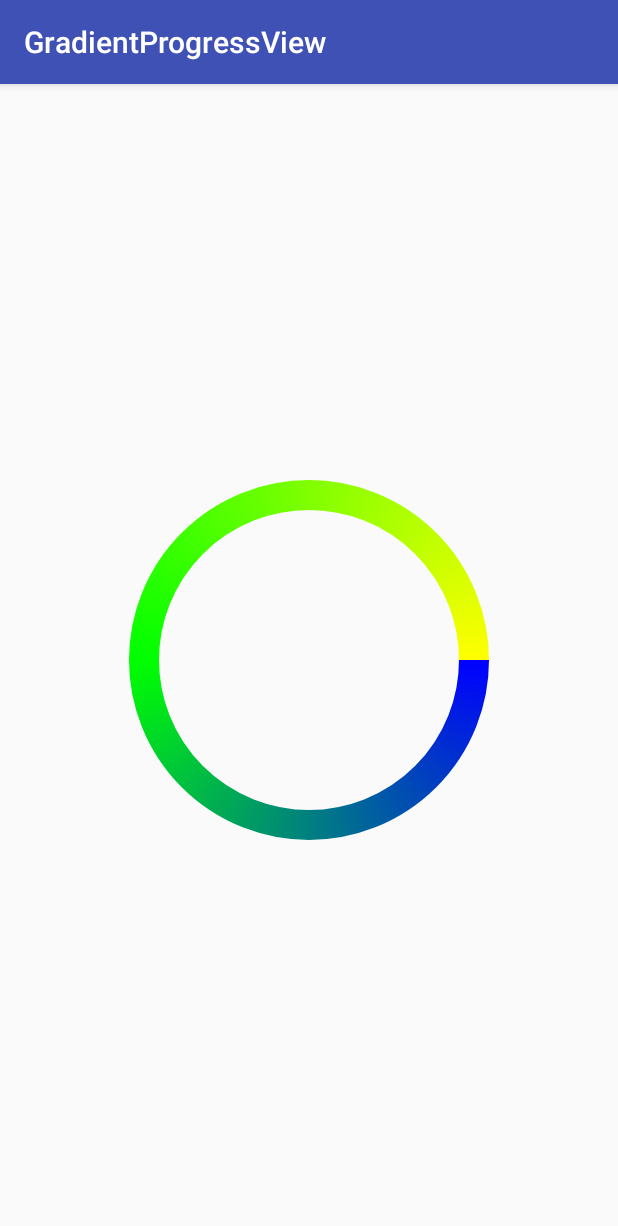
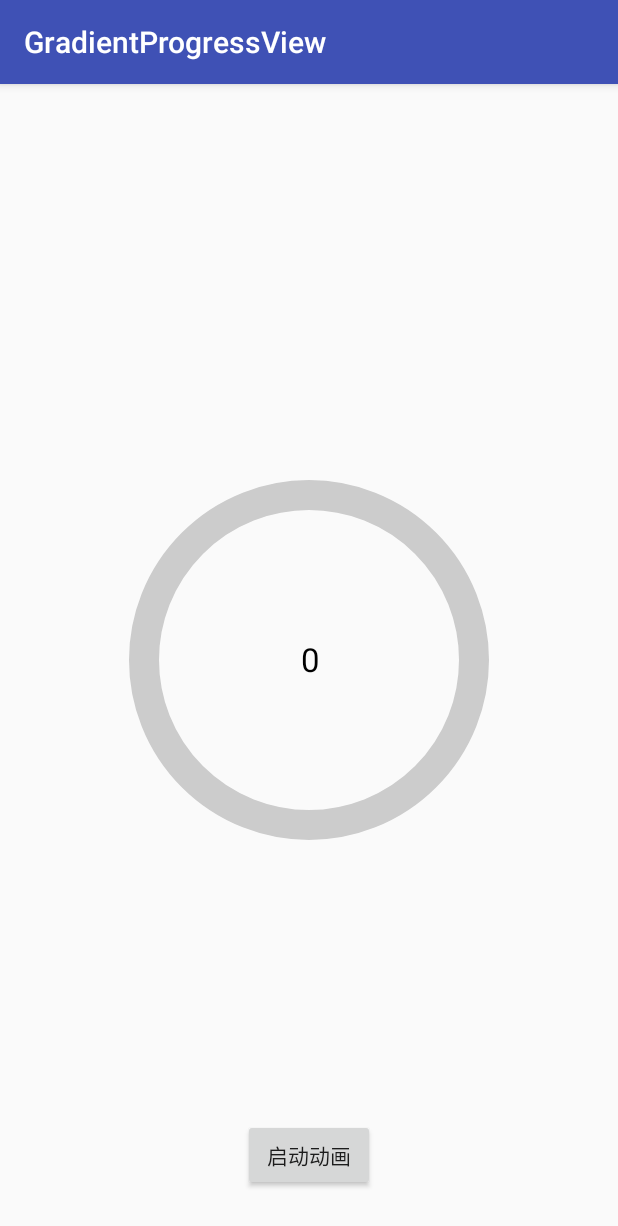
Before and after one commit to uncleleonfan/GradientProgressView, an Android app: the screen it shows after launch (MainActivity), on a phone screen of 412 x 824 dp. Shown: the top 1226 px of the screen. Run offline under Robolectric (Android 15) with nearby library versions, the phone set to English and light mode, and no system bars.

Commit message:
Draw text.

```diff
--- a/app/src/main/java/com/leon/gradientprogressview/GradientProgressView.java
+++ b/app/src/main/java/com/leon/gradientprogressview/GradientProgressView.java
@@ -5,25 +5,35 @@ import android.content.Context;
 import android.graphics.Canvas;
 import android.graphics.Color;
 import android.graphics.Paint;
+import android.graphics.Rect;
 import android.graphics.RectF;
 import android.graphics.Shader;
 import android.graphics.SweepGradient;
 import android.support.annotation.Nullable;
 import android.util.AttributeSet;
-import android.util.Log;
+import android.util.TypedValue;
 import android.view.View;
 
 public class GradientProgressView extends View {
     private static final String TAG = "GradientProgressView";
 
     private static final int DEFAULT_ANIMATION_DURATION = 3000;
+    private static final int[] DEFAULT_COLORS = {Color.BLUE, Color.GREEN};
+
+    private static int[] mGradientColors = DEFAULT_COLORS;
 
     private int mProgress = 0;
     private int mDrawProgress = 0;
     private int mDuration = DEFAULT_ANIMATION_DURATION;
-    private Paint mPaint = new Paint();
+
+    private Paint mGradientCirclePaint = new Paint();
+    private Paint mBackgroundCirclePaint = new Paint();
+    private Paint mTextPaint = new Paint();
+
     private RectF mRectF = new RectF();
-
+    private Rect mTextBound = new Rect();
+    private int mCx;
+    private int mCy;
 
     public GradientProgressView(Context context) {
         this(context, null);
@@ -31,16 +41,21 @@ public class GradientProgressView extends View {
 
     public GradientProgressView(Context context, @Nullable AttributeSet attrs) {
         super(context, attrs);
+        initTextPaint();
+    }
 
+    private void initTextPaint() {
+        mTextPaint.setAntiAlias(true);
+        float textSize = TypedValue.applyDimension(TypedValue.COMPLEX_UNIT_SP, 22, getResources().getDisplayMetrics());
+        mTextPaint.setTextSize(textSize);
     }
 
     @Override
     protected void onSizeChanged(int w, int h, int oldw, int oldh) {
         initRect(w, h);
-
-        int cx = w / 2;
-        int cy = h / 2;
-        initPaint(cx, cy);
+        mCx = w / 2;
+        mCy = h / 2;
+        initCirclePaint();
     }
 
     private void initRect(int w, int h) {
@@ -51,23 +66,33 @@ public class GradientProgressView extends View {
         mRectF.set(left, top, right, bottom);
     }
 
-    private void initPaint(int cx, int cy) {
-        int[] colors = {Color.BLUE, Color.GREEN, Color.YELLOW};
-        Shader shader = new SweepGradient(cx, cy, colors, null);
+    private void initCirclePaint() {
+        Shader shader = new SweepGradient(mCx, mCy, mGradientColors, null);
+        mGradientCirclePaint.setShader(shader);
+        mGradientCirclePaint.setStyle(Paint.Style.STROKE);
+        mGradientCirclePaint.setStrokeWidth(30);
+        mGradientCirclePaint.setAntiAlias(true);
+        mGradientCirclePaint.setStrokeCap(Paint.Cap.ROUND);
 
-        mPaint.setShader(shader);
-        mPaint.setStyle(Paint.Style.STROKE);
-        mPaint.setStrokeWidth(30);
-        mPaint.setAntiAlias(true);
-        mPaint.setStrokeCap(Paint.Cap.ROUND);
+        mBackgroundCirclePaint.setStyle(Paint.Style.STROKE);
+        mBackgroundCirclePaint.setStrokeWidth(30);
+        mBackgroundCirclePaint.setAntiAlias(true);
+        mBackgroundCirclePaint.setColor(Color.LTGRAY);
     }
 
     @Override
     protected void onDraw(Canvas canvas) {
-        Log.d(TAG, "onDraw: " + mDrawProgress);
+        canvas.drawArc(mRectF, 0, 360, false, mBackgroundCirclePaint);
+
         float startAngle = - 90;
         float sweepAngle = mDrawProgress * 1.0f / 100 * 360;
-        canvas.drawArc(mRectF, startAngle, sweepAngle, false, mPaint);
+        String progressString = String.valueOf(mDrawProgress);
+        mTextPaint.getTextBounds(progressString, 0, progressString.length(), mTextBound);
+        float x = mCx - mTextBound.width() / 2;
+        float y = mCy + mTextBound.height() / 2;
+        canvas.drawText(progressString, x, y, mTextPaint);
+
+        canvas.drawArc(mRectF, startAngle, sweepAngle, false, mGradientCirclePaint);
     }
 
     public void setProgress(int progress) {
@@ -87,5 +112,19 @@ public class GradientProgressView extends View {
         valueAnimator.start();
     }
 
+    public static int[] getGradientColors() {
+        return mGradientColors;
+    }
 
+    public static void setGradientColors(int[] mGradientColors) {
+        GradientProgressView.mGradientColors = mGradientColors;
+    }
+
+    public int getDuration() {
+        return mDuration;
+    }
+
+    public void setDuration(int duration) {
+        mDuration = duration;
+    }
 }
--- a/app/src/main/java/com/leon/gradientprogressview/MainActivity.java
+++ b/app/src/main/java/com/leon/gradientprogressview/MainActivity.java
@@ -2,17 +2,23 @@ package com.leon.gradientprogressview;
 
 import android.support.v7.app.AppCompatActivity;
 import android.os.Bundle;
+import android.view.View;
 
 public class MainActivity extends AppCompatActivity {
 
+
+    private GradientProgressView mProgress;
 
     @Override
     protected void onCreate(Bundle savedInstanceState) {
         super.onCreate(savedInstanceState);
         setContentView(R.layout.activity_main);
 
-        GradientProgressView mProgress =(GradientProgressView) findViewById(R.id.progress);
+        mProgress = (GradientProgressView) findViewById(R.id.progress);
         mProgress.setProgress(100);
+    }
+
+    public void onStartAnimation(View view) {
         mProgress.startAnimation();
     }
 }
--- a/app/src/main/res/layout/activity_main.xml
+++ b/app/src/main/res/layout/activity_main.xml
@@ -14,4 +14,12 @@
         android:layout_gravity="center"
         android:padding="40dp"/>
 
+    <Button
+        android:layout_width="wrap_content"
+        android:layout_height="wrap_content"
+        android:text="启动动画"
+        android:layout_gravity="bottom|center_horizontal"
+        android:layout_marginBottom="30dp"
+        android:onClick="onStartAnimation"/>
+
 </FrameLayout>
```
